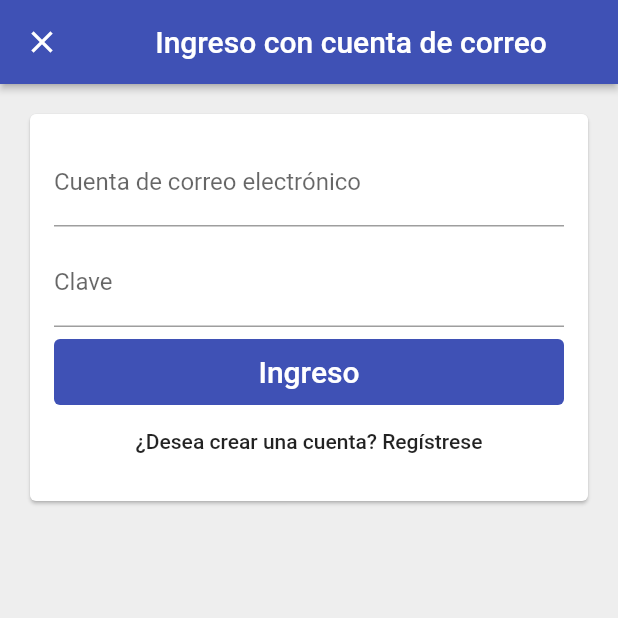
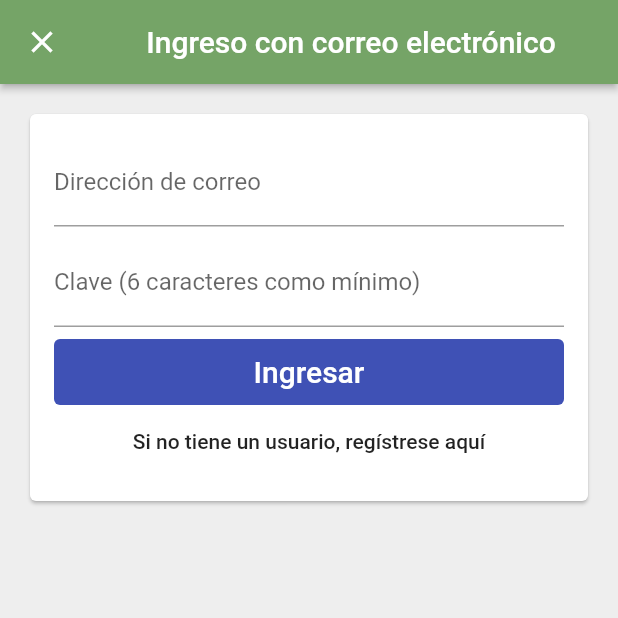
Before and after one commit to biomonitoreo-participativo/biomonitoreo-participativo-app, a Flutter app: the screen it shows after launch, after a tap on "Ingresar con correo electrónico", on a phone screen of 412 x 824 dp, the top half of it. Run offline on Flutter 3.47's test engine with Material 2 defaults, Android fonts, the phone set to English and light mode, and no system bars; our stand-ins replace cloud_firestore, datetime_picker_formfield, firebase_auth, flutter_typeahead, google_maps_flutter, google_sign_in and 1 more; missing offline and left inert: flutter_full_pdf_viewer; accounts and stored records are empty.

Commit message:
Mejorar validaciones de ingreso con correo electrónico

```diff
--- a/lib/app/sign_in/email_sign_in_change_model.dart
+++ b/lib/app/sign_in/email_sign_in_change_model.dart
@@ -36,13 +36,13 @@ class EmailSignInChangeModel with EmailAndPasswordsValidators, ChangeNotifier {
   }
 
   String get primaryButtonText {
-    return formType == EmailSignInFormType.signIn ? 'Ingreso' : 'Registro';
+    return formType == EmailSignInFormType.signIn ? 'Ingresar' : 'Registrarse';
   }
 
   String get secondaryButtonText {
     return formType == EmailSignInFormType.signIn
-        ? '¿Desea crear una cuenta? Regístrese'
-        : '¿Ya tiene una cuenta? Ingrese';
+        ? 'Si no tiene un usuario, regístrese aquí'
+        : 'Si ya tiene un usuario, ingrese aquí';
   }
 
   bool get canSubmit {
--- a/lib/app/sign_in/email_sign_in_form_change_notifier.dart
+++ b/lib/app/sign_in/email_sign_in_form_change_notifier.dart
@@ -51,7 +51,7 @@ class _EmailSignInFormChangeNotifierState
       Navigator.of(context).pop();
     } on PlatformException catch (e) {
       PlatformExceptionAlertDialog(
-        title: 'Falló el ingreso',
+        title: 'Error en el ingreso',
         exception: e,
       ).show(context);
     }
@@ -61,6 +61,13 @@ class _EmailSignInFormChangeNotifierState
     final newFocus = model.emailValidator.isValid(model.email)
         ? _passwordFocusNode
         : _emailFocusNode;
+    FocusScope.of(context).requestFocus(newFocus);
+  }
+
+  void _passwordEditingComplete() {
+    final newFocus = model.passwordValidator.isValid(model.password)
+        ? _emailFocusNode
+        : _passwordFocusNode;
     FocusScope.of(context).requestFocus(newFocus);
   }
 
@@ -92,7 +99,7 @@ class _EmailSignInFormChangeNotifierState
       controller: _emailController,
       focusNode: _emailFocusNode,
       decoration: InputDecoration(
-        labelText: 'Cuenta de correo electrónico',
+        labelText: 'Dirección de correo',
         hintText: 'usuario@gmail.com',
         errorText: model.emailErrorText,
         enabled: model.isLoading == false,
@@ -110,14 +117,14 @@ class _EmailSignInFormChangeNotifierState
       controller: _passwordController,
       focusNode: _passwordFocusNode,
       decoration: InputDecoration(
-        labelText: 'Clave',
+        labelText: 'Clave (6 caracteres como mínimo)',
         errorText: model.passwordErrorText,
         enabled: model.isLoading == false,
       ),
       obscureText: true,
-      textInputAction: TextInputAction.done,
+      textInputAction: TextInputAction.next,
       onChanged: model.updatePassword,
-      onEditingComplete: _submit,
+      onEditingComplete: () => _passwordEditingComplete(),
     );
   }
 
--- a/lib/app/sign_in/email_sign_in_page.dart
+++ b/lib/app/sign_in/email_sign_in_page.dart
@@ -9,7 +9,7 @@ class EmailSigInPage extends StatelessWidget {
     return Scaffold(
       appBar: AppBar(
         title: Center(
-          child: Text('Ingreso con cuenta de correo'),
+          child: Text('Ingreso con correo electrónico'),
         ),
         elevation: 2.0,
       ),
--- a/lib/app/sign_in/sign_in_page.dart
+++ b/lib/app/sign_in/sign_in_page.dart
@@ -75,7 +75,7 @@ class SignInPage extends StatelessWidget {
     return Scaffold(
       appBar: AppBar(
         title: Center(
-          child: Text('Monitoreo Biológico Participativo'),
+          child: Text('Monitoreo biológico participativo'),
         ),
         elevation: 2.0,
       ),
@@ -91,13 +91,9 @@ class SignInPage extends StatelessWidget {
         mainAxisAlignment: MainAxisAlignment.center,
         crossAxisAlignment: CrossAxisAlignment.stretch,
         children: <Widget>[
-          SizedBox(
-            child: _buildHeader(),
-            height: 50.0,
-          ),
-          SizedBox(height: 8.0),
+          _buildHeader(),
           Container(
-            margin: EdgeInsets.symmetric(vertical: 40.0),
+            margin: EdgeInsets.symmetric(vertical: 20.0),
             child: Padding(
               padding: EdgeInsets.symmetric(horizontal: 20.0),
               child: Image.asset(
@@ -106,8 +102,8 @@ class SignInPage extends StatelessWidget {
               ),
             ),
           ),
-          /*        SizedBox(height: 8.0),
-          SocialSignInButton(
+          SizedBox(height: 8.0),
+/*          SocialSignInButton(
             assetName: 'images/logo-google-30x30.png',
             text: 'Ingresar con cuenta de Google',
             textColor: Colors.black87,
@@ -115,35 +111,12 @@ class SignInPage extends StatelessWidget {
             onPressed: isLoading ? null : () => _signInWithGoogle(context),
           ),*/
           SizedBox(height: 8.0),
-/*          SocialSignInButton(
-            assetName: 'images/facebook-logo.png',
-            text: 'Sign in with Facebook',
-            textColor: Colors.white,
-            color: Color(0xFF334D92),
-            onPressed: () {},
-          ),
-          SizedBox(height: 8.0),*/
           SignInButton(
             text: 'Ingresar con correo electrónico',
             textColor: Colors.white,
             color: Colors.teal[700],
             onPressed: isLoading ? null : () => _signInWithEmail(context),
           ),
-/*          SizedBox(height: 8.0),
-          Text(
-            'o',
-            style: TextStyle(
-              fontSize: 14.0,
-              color: Colors.black87,
-            ),
-            textAlign: TextAlign.center,
-          ),
-          SignInButton(
-            text: 'Ingresar de manera anónima',
-            textColor: Colors.black,
-            color: Colors.lime[300],
-            onPressed: isLoading ? null : () => _signInAnonymously(context),
-          ),*/
         ],
       ),
     );
@@ -156,11 +129,14 @@ class SignInPage extends StatelessWidget {
       );
     }
     return Text(
-      'Especies indicadoras',
+      '''
+      Monitoreo de
+      especies indicadoras
+      ''',
       textAlign: TextAlign.center,
       style: TextStyle(
-        fontSize: 28.0,
-        fontWeight: FontWeight.w600,
+        fontSize: 24.0,
+        fontWeight: FontWeight.w900,
       ),
     );
   }
--- a/lib/app/sign_in/validators.dart
+++ b/lib/app/sign_in/validators.dart
@@ -12,6 +12,7 @@ class NonEmptyStringValidator implements StringValidator {
 class EmailAndPasswordsValidators {
   final StringValidator emailValidator = NonEmptyStringValidator();
   final StringValidator passwordValidator = NonEmptyStringValidator();
-  final String invalidEmailErrorText = 'Email can\'t be empty';
-  final String invalidPasswordErrorText = 'Password can\'t be empty';
+  final String invalidEmailErrorText =
+      'La dirección de correo no puede estar vacía';
+  final String invalidPasswordErrorText = 'La clave no puede estar vacía';
 }
--- a/lib/common_widgets/platform_exception_alert_dialog.dart
+++ b/lib/common_widgets/platform_exception_alert_dialog.dart
@@ -26,14 +26,15 @@ class PlatformExceptionAlertDialog extends PlatformAlertDialog {
 
   static Map<String, String> _errors = {
     /// createUserWithEmailAndPassword
-    ///  * `ERROR_WEAK_PASSWORD` - If the password is not strong enough.
-    ///  * `ERROR_INVALID_EMAIL` - If the email address is malformed.
-    ///  * `ERROR_EMAIL_ALREADY_IN_USE` - If the email is already in use by a different account.
     /// signInWithEmailAndPassword
     'ERROR_INVALID_EMAIL': 'La dirección de correo electrónico es inválida.',
     'ERROR_WRONG_PASSWORD': 'La clave es inválida.',
     'ERROR_USER_NOT_FOUND':
-        'No existe un usuario registrado con la dirección de correo electrónico especificada. El usuario pudo hacer sido borrado.',
+        'No existe un usuario registrado con la dirección de correo especificada. El usuario pudo hacer sido borrado.',
+    'ERROR_WEAK_PASSWORD':
+        'La clave proporcionada es inválida. Debe tener un mínimo de 6 caracteres.',
+    'ERROR_EMAIL_ALREADY_IN_USE':
+        'La dirección de correo está siendo usada por otro usuario.',
 
     ///  * `ERROR_USER_DISABLED` - If the user has been disabled (for example, in the Firebase console)
     ///  * `ERROR_TOO_MANY_REQUESTS` - If there was too many attempts to sign in as this user.
--- a/lib/main.dart
+++ b/lib/main.dart
@@ -28,7 +28,8 @@ class MyApp extends StatelessWidget {
       child: MaterialApp(
         title: 'Time Tracker',
         theme: ThemeData(
-          primarySwatch: Colors.indigo,
+          // primarySwatch: Colors.indigo,
+          primaryColor: Color.fromRGBO(117, 164, 103, 1),
         ),
         home: LandingPage(),
         localizationsDelegates: [
```
